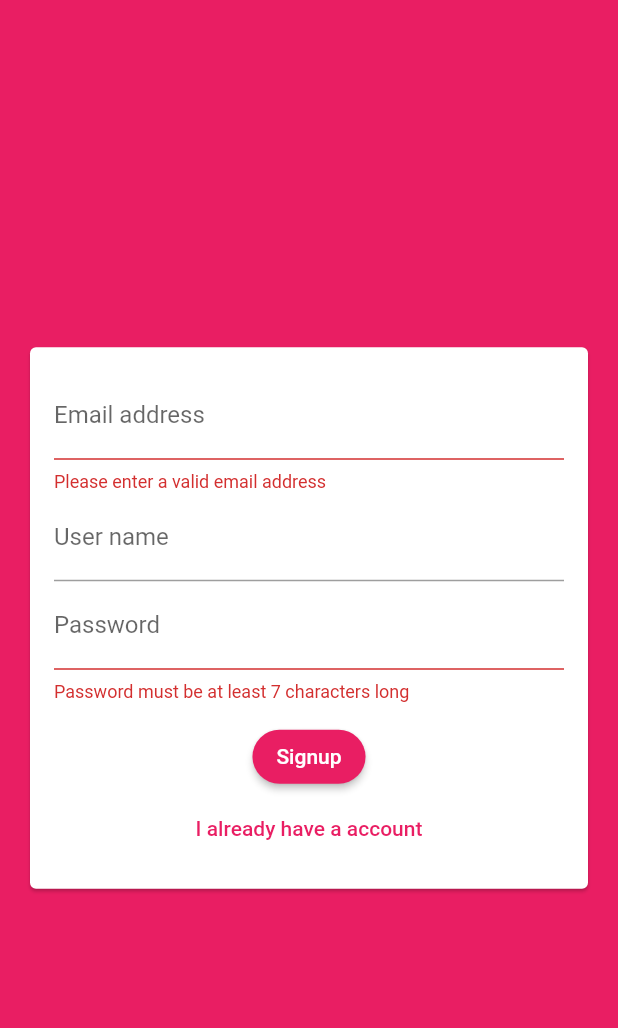
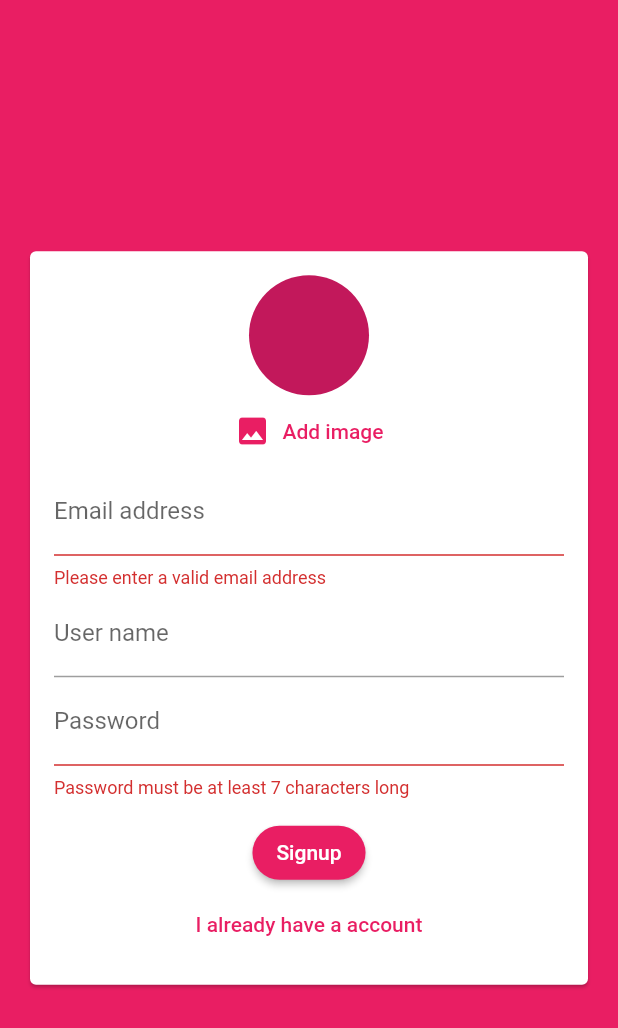
Before and after one commit to KhanhDo2604/chat-app, a Flutter app: the screen it shows after launch, after a tap on "Login", after a tap on "Create new account", on a phone screen of 412 x 824 dp. Shown: the top 1028 px of the screen. Run offline on Flutter 3.47's test engine with Material 2 defaults, Android fonts, the phone set to English and light mode, and no system bars; our stand-ins replace cloud_firestore, firebase_auth, firebase_core, firebase_storage, image_picker; accounts and stored records are empty.

Commit message:
display user name and upload image into store

```diff
--- a/lib/screens/auth_screen.dart
+++ b/lib/screens/auth_screen.dart
@@ -1,8 +1,11 @@
+import 'dart:io';
+
 import 'package:chat_app/widgets/auth/auth_form.dart';
 import 'package:flutter/material.dart';
 import 'package:firebase_auth/firebase_auth.dart';
 import 'package:flutter/services.dart';
 import 'package:cloud_firestore/cloud_firestore.dart';
+import 'package:firebase_storage/firebase_storage.dart';
 
 class AuthScreen extends StatefulWidget {
   const AuthScreen({super.key});
@@ -20,6 +23,7 @@ class _AuthScreenState extends State<AuthScreen> {
     String email,
     String password,
     String userName,
+    File? image,
     bool isLogin,
     BuildContext ctx,
   ) async {
@@ -35,6 +39,13 @@ class _AuthScreenState extends State<AuthScreen> {
       } else {
         authResult = await _auth.createUserWithEmailAndPassword(
             email: email, password: password);
+
+        final ref = FirebaseStorage.instance
+            .ref()
+            .child('user_image')
+            .child(authResult.user!.uid + '.jpg');
+
+        await ref.putFile(File(image!.path));
 
         await FirebaseFirestore.instance
             .collection('users')
--- a/lib/widgets/auth/auth_form.dart
+++ b/lib/widgets/auth/auth_form.dart
@@ -1,11 +1,13 @@
-
+import 'package:chat_app/widgets/pickers/user_image_picker.dart';
 import 'package:flutter/material.dart';
+import 'dart:io';
 
 class AuthForm extends StatefulWidget {
   final void Function(
     String email,
     String password,
     String userName,
+    File? image,
     bool isLogin,
     BuildContext ctx,
   ) submitFn;
@@ -22,15 +24,24 @@ class AuthFormState extends State<AuthForm> {
   final _formKey = GlobalKey<FormState>();
 
   var _isLogin = true;
-
+  File? _userImageFile;
   var _userEmail = '';
   var _userName = '';
   var _userPassword = '';
+
+  void pickImage(File image) {
+    _userImageFile = image;
+  }
 
   void _submit() {
     final isValid = _formKey.currentState!.validate();
 
     FocusScope.of(context).unfocus();
+    if (_userImageFile == null && !_isLogin) {
+      SnackBar(content: Text('Please pick an image'));
+      return;
+    }
+
 
     if (isValid) {
       _formKey.currentState!.save();
@@ -40,6 +51,7 @@ class AuthFormState extends State<AuthForm> {
         _userEmail.trim(),
         _userPassword.trim(),
         _userName.trim(),
+        _userImageFile,
         _isLogin,
         context,
       );
@@ -57,6 +69,7 @@ class AuthFormState extends State<AuthForm> {
           child: Form(
             key: _formKey,
             child: Column(mainAxisSize: MainAxisSize.min, children: [
+              if (!_isLogin) UserImagePicker(pickImage),
               TextFormField(
                 key: ValueKey('email'),
                 validator: (value) {
--- a/lib/widgets/chat/messages.dart
+++ b/lib/widgets/chat/messages.dart
@@ -31,6 +31,7 @@ class Messages extends StatelessWidget {
                 itemCount: chatSnapShot.data!.docs.length,
                 itemBuilder: (ctx, index) => MessageBubble(
                   chatDocs[index]['text'],
+                  chatDocs[index]['username'],
                   chatDocs[index]['userId'] == futureSnapShot.data!.uid,
                   ValueKey(chatDocs[index].id)
                 ),
--- a/lib/widgets/chat/new_message.dart
+++ b/lib/widgets/chat/new_message.dart
@@ -17,10 +17,13 @@ class _NewMessageState extends State<NewMessage> {
   void _sendMessage() async {
     FocusScope.of(context).unfocus();
     final user = await FirebaseAuth.instance.currentUser;
+    final userData = await FirebaseFirestore.instance.collection('users').doc(user!.uid).get();
+
     FirebaseFirestore.instance.collection('chat').add({
       'text': _enterMessage,
       'createAt': Timestamp.now(),
-      'userId': user!.uid,
+      'userId': user.uid,
+      'username': userData['username'],
     });
     _controller.clear();
   }
--- /dev/null
+++ b/lib/widgets/pickers/user_image_picker.dart
@@ -0,0 +1,43 @@
+import 'package:flutter/material.dart';
+import 'dart:io';
+import 'package:image_picker/image_picker.dart';
+
+class UserImagePicker extends StatefulWidget {
+  const UserImagePicker(this.imagePickFn, {super.key});
+
+  final Function(File pickedImage) imagePickFn;
+
+  @override
+  State<UserImagePicker> createState() => _UserImagePickerState();
+}
+
+class _UserImagePickerState extends State<UserImagePicker> {
+  File? _pickedImage;
+
+  Future<void> _pickImage() async {
+    final pickedImage = await ImagePicker().getImage(source: ImageSource.camera);
+    if (pickedImage != null) {
+      setState(() {
+        _pickedImage = File(pickedImage.path);
+      });
+      widget.imagePickFn(File(pickedImage.path));
+    }
+  }
+
+  @override
+  Widget build(BuildContext context) {
+    return Column(
+      children: [
+        CircleAvatar(
+          radius: 40,
+          backgroundImage: _pickedImage != null ? FileImage(_pickedImage!) : null,
+        ),
+        TextButton.icon(
+          onPressed: _pickImage,
+          icon: Icon(Icons.image),
+          label: Text('Add image'),
+        ),
+      ],
+    );
+  }
+}
--- a/pubspec.yaml
+++ b/pubspec.yaml
@@ -38,6 +38,8 @@ dependencies:
   firebase_core: ^2.10.0
   cloud_firestore: ^4.5.3
   firebase_auth: ^4.4.2
+  image_picker: ^0.8.7+4
+  firebase_storage: ^11.1.1
 
 dev_dependencies:
   flutter_test:
```
Also changed, not shown: lib/widgets/chat/message_bubble.dart (+19 -3 lines), pubspec.lock, 1 other file.
